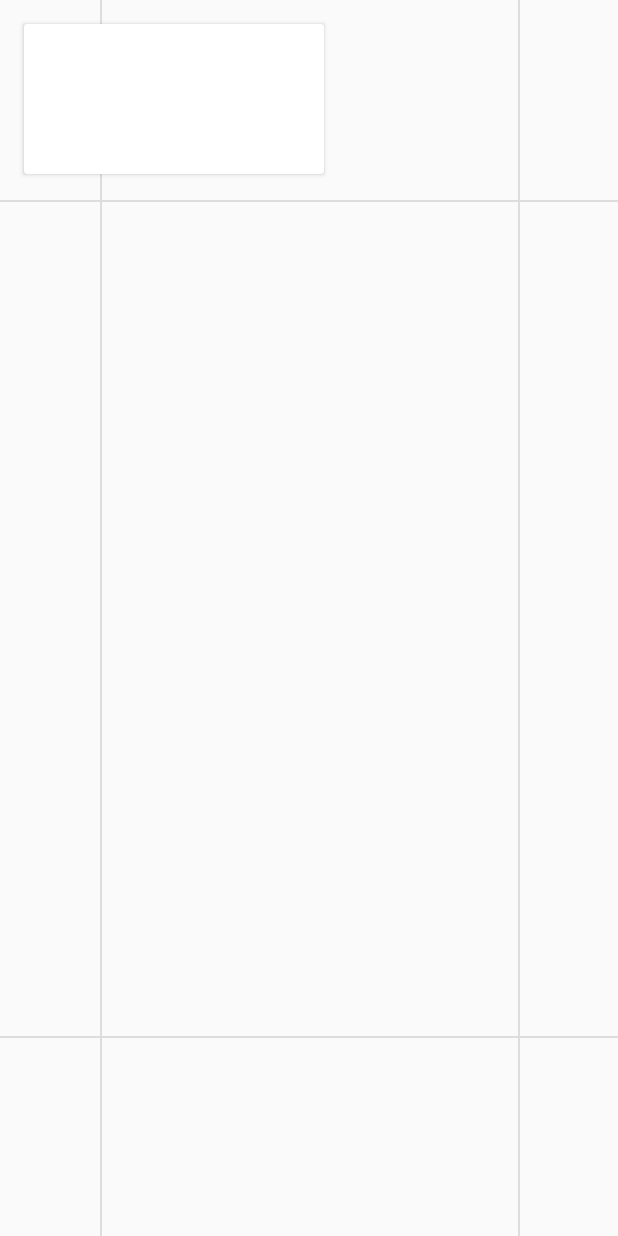
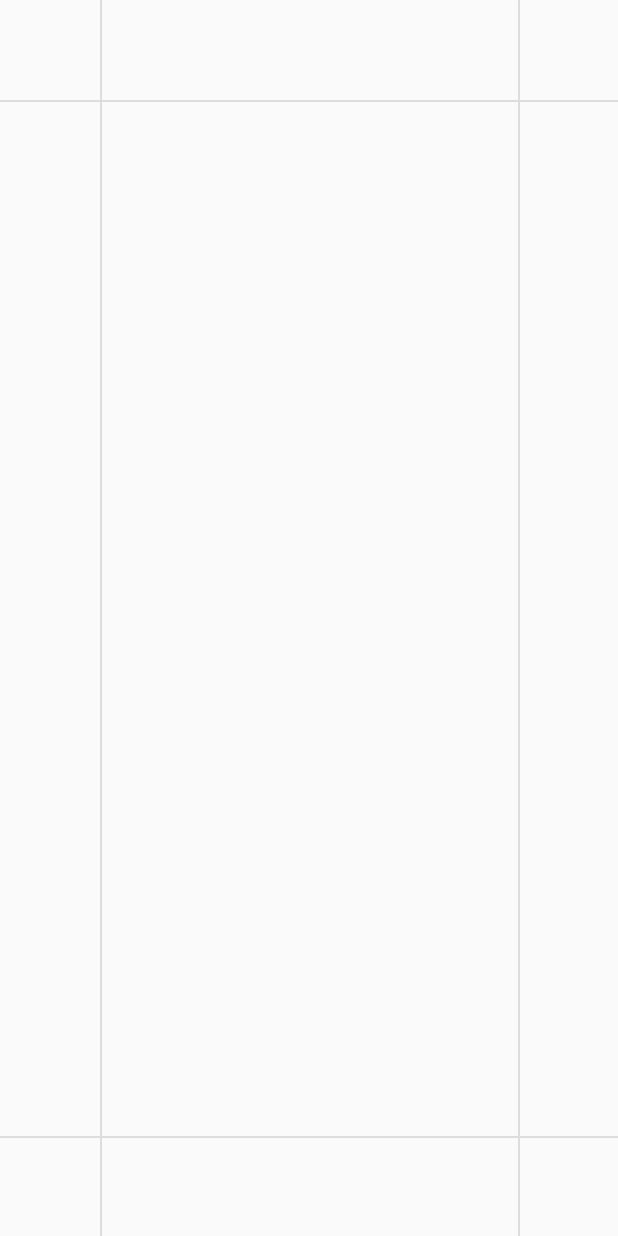
Before and after one commit to adk96r/Fluidic, an Android app: the screen it shows after launch (MainActivity), on a phone screen of 412 x 824 dp. Run offline under Robolectric (Android 15) with nearby library versions, the phone set to English and light mode, and no system bars.

Commit message:
Removed some bugs and designed a logo!

```diff
--- a/app/src/main/java/adk/fluidic/FluidicLayout.java
+++ b/app/src/main/java/adk/fluidic/FluidicElement.java
@@ -9,17 +9,21 @@ import android.support.animation.SpringForce;
 import android.util.AttributeSet;
 import android.view.MotionEvent;
 import android.view.VelocityTracker;
+import android.view.animation.OvershootInterpolator;
 import android.widget.RelativeLayout;
 
 /**
  * ADK started crafting this at EPOCH 1514051586.
  */
 
-public class FluidicLayout extends RelativeLayout {
+public class FluidicElement extends RelativeLayout {
 
     private static final int HORIZONTAL = 0;
     private static final int VERTICAL = 1;
-    private static final float FLING_FRICTION = 1.1f;
+    private static final float FLING_FRICTION = 0.3f;
+    private static final float SPRING_DAMPING_RATIO = SpringForce.DAMPING_RATIO_LOW_BOUNCY;
+    private static final float SPRING_STIFFNESS = SpringForce.STIFFNESS_LOW;
+
     private boolean fluidityX = true;
     private boolean fluidityY = true;
     private SpringForce forceX, forceY;
@@ -31,12 +35,12 @@ public class FluidicLayout extends RelativeLayout {
     private VelocityTracker mVelocityTracker;
     private float curX, curY, lastTouchX, lastTouchY;
 
-    public FluidicLayout(Context context) {
+    public FluidicElement(Context context) {
         super(context);
         initialiseFluidity(context);
     }
 
-    public FluidicLayout(Context context, AttributeSet attrs) {
+    public FluidicElement(Context context, AttributeSet attrs) {
         super(context, attrs);
         initialiseFluidity(context);
     }
@@ -52,15 +56,12 @@ public class FluidicLayout extends RelativeLayout {
         post(new Runnable() {
             @Override
             public void run() {
-                setBounds(0, 0,
-                        screenSize.x - getWidth(),
-                        screenSize.y - getHeight());
+                setBounds(0, 0, screenSize.x, screenSize.y);
                 setupFlings();
                 setupSprings();
             }
         });
     }
-
 
 
     private void setupFlings() {
@@ -101,8 +102,8 @@ public class FluidicLayout extends RelativeLayout {
 
     private void setupSprings() {
 
-        forceX = new SpringForce().setStiffness(SpringForce.STIFFNESS_MEDIUM)
-                .setDampingRatio(SpringForce.DAMPING_RATIO_MEDIUM_BOUNCY);
+        forceX = new SpringForce().setStiffness(SPRING_STIFFNESS)
+                .setDampingRatio(SPRING_DAMPING_RATIO);
 
         springX = new SpringAnimation(this, DynamicAnimation.X)
                 .setSpring(forceX);
@@ -156,12 +157,23 @@ public class FluidicLayout extends RelativeLayout {
                 mVelocityTracker.addMovement(event);
 
                 if (fluidityX) {
+
+                    if (flingX.isRunning()){
+                        flingX.cancel();
+                    }
+
                     dX = event.getRawX() - lastTouchX;
                     curX += dX;
                     setX(curX);
                     lastTouchX = event.getRawX();
                 }
+
                 if (fluidityY) {
+
+                    if (flingY.isRunning()) {
+                         flingY.cancel();
+                    }
+
                     dY = event.getRawY() - lastTouchY;
                     curY += dY;
                     setY(curY);
@@ -182,16 +194,26 @@ public class FluidicLayout extends RelativeLayout {
                     mVelocityTracker.computeCurrentVelocity(1000);
 
                     if (fluidityX) {
+
+                        if (flingY.isRunning()) {
+                            flingX.cancel();
+                        }
+
                         float vX = mVelocityTracker.getXVelocity();
                         flingX.setStartValue(curX)
-                                .setStartVelocity(vX)
+                                .setStartVelocity(2 * vX)
                                 .start();
                     }
 
                     if (fluidityY) {
+
+                        if (flingY.isRunning()) {
+                            flingY.cancel();
+                        }
+
                         float vY = mVelocityTracker.getYVelocity();
                         flingY.setStartValue(curY)
-                                .setStartVelocity(vY)
+                                .setStartVelocity(2 * vY)
                                 .start();
                     }
 
@@ -219,10 +241,24 @@ public class FluidicLayout extends RelativeLayout {
 
 
     void setBounds(float left, float top, float right, float bottom) {
+
         this.left = left;
         this.top = top;
-        this.right = right;
-        this.bottom = bottom;
+        this.right = right - getWidth();
+        this.bottom = bottom - getHeight();
+
+        animate()
+                .x(top)
+                .y(top)
+                .setDuration(350)
+                .setInterpolator(new OvershootInterpolator())
+                .start();
+
+        curX = top;
+        curY = left;
+
+        setupSprings();
+        setupFlings();
     }
 
     boolean withinBounds(float value, int mode) {
@@ -237,8 +273,10 @@ public class FluidicLayout extends RelativeLayout {
     }
 
     private void springBackIntoBounds(int mode) {
+
         switch (mode) {
             case HORIZONTAL: {
+                flingX.cancel();
                 springX.cancel();
                 forceX.setFinalPosition(curX < left ? left : right);
                 springX.setSpring(forceX)
@@ -246,6 +284,7 @@ public class FluidicLayout extends RelativeLayout {
                 break;
             }
             case VERTICAL: {
+                flingY.cancel();
                 springY.cancel();
                 forceY.setFinalPosition(curY < top ? top : bottom);
                 springY.setSpring(forceY)
--- a/app/src/main/java/adk/fluidic/MainActivity.java
+++ b/app/src/main/java/adk/fluidic/MainActivity.java
@@ -3,7 +3,6 @@ package adk.fluidic;
 import android.app.Activity;
 import android.graphics.Point;
 import android.os.Bundle;
-import android.support.v7.widget.CardView;
 import android.view.View;
 
 public class MainActivity extends Activity {
@@ -13,29 +12,47 @@ public class MainActivity extends Activity {
         super.onCreate(savedInstanceState);
         setContentView(R.layout.activity_main);
 
+        // Make the app fullscreen.
         getActionBar().hide();
 
+        // Get the screen size.
+        final Point screenSize = new Point();
+        getWindowManager().getDefaultDisplay().getSize(screenSize);
+
+        // Draw the margins for demo.
+        drawMargins(screenSize);
+
+        // Set the same margins to the fluidic layout.
+        final FluidicElement fluidicElement = findViewById(R.id.fluidic_layout);
+
+        // Make sure to set them only after the layout's been drawn.
+        fluidicElement.post(new Runnable() {
+            @Override
+            public void run() {
+                fluidicElement.setBounds(100, 100,
+                        screenSize.x - 100, screenSize.y - 100);
+            }
+        });
+
+    }
+
+    private void drawMargins(Point screenSize) {
+        // Set the margins
         View left = findViewById(R.id.left);
         View top = findViewById(R.id.top);
         View right = findViewById(R.id.right);
         View bottom = findViewById(R.id.bottom);
-        CardView card = findViewById(R.id.card);
-
-        Point p = new Point();
-        getWindowManager().getDefaultDisplay().getSize(p);
 
         left.setX(100);
         left.setY(0);
 
         top.setX(0);
-        top.setY(200);
+        top.setY(100);
 
-        right.setX(p.x - 100);
+        right.setX(screenSize.x - 100);
         right.setY(0);
 
         bottom.setX(0);
-        bottom.setY(p.y - 200);
-
-
+        bottom.setY(screenSize.y - 100);
     }
 }
--- a/app/src/main/res/layout/activity_main.xml
+++ b/app/src/main/res/layout/activity_main.xml
@@ -1,47 +1,68 @@
 <?xml version="1.0" encoding="utf-8"?>
 <RelativeLayout xmlns:android="http://schemas.android.com/apk/res/android"
-    xmlns:app="http://schemas.android.com/apk/res-auto"
     android:layout_width="match_parent"
     android:layout_height="match_parent">
 
 
+    <!-- The guides or the margins which show
+        where the card view is allowed to flow. -->
     <View
         android:id="@+id/top"
         android:layout_width="match_parent"
         android:layout_height="1dp"
-        android:background="@color/crimson" />
+        android:background="@color/margin_color" />
 
     <View
         android:id="@+id/left"
         android:layout_width="1dp"
         android:layout_height="match_parent"
-        android:background="@color/crimson" />
+        android:background="@color/margin_color" />
 
     <View
         android:id="@+id/bottom"
         android:layout_width="match_parent"
         android:layout_height="1dp"
-        android:background="@color/crimson" />
+        android:background="@color/margin_color" />
 
     <View
         android:id="@+id/right"
         android:layout_width="1dp"
         android:layout_height="match_parent"
-        android:background="@color/crimson" />
+        android:background="@color/margin_color" />
 
-    <adk.fluidic.FluidicLayout
+    <!-- Any element wrapped using FluidicLayout becomes
+        free ! Go ahead and try removing the comment from
+        the second fluidic layout element, and run the app. -->
+    <adk.fluidic.FluidicElement
+        android:id="@+id/fluidic_layout"
+        android:layout_width="wrap_content"
+        android:layout_height="wrap_content">
+
+        <!--
+        <android.support.v7.widget.CardView
+            android:layout_width="200dp"
+            android:layout_height="100dp"
+            android:layout_margin="16dp"
+            app:cardBackgroundColor="@color/cerulean_blue">
+
+
+        </android.support.v7.widget.CardView>-->
+
+    </adk.fluidic.FluidicElement>
+
+    <!--
+    <adk.fluidic.FluidicElement
         android:layout_width="wrap_content"
         android:layout_height="wrap_content">
 
         <android.support.v7.widget.CardView
-            android:id="@+id/card"
             android:layout_margin="16dp"
-            android:layout_width="200dp"
+            android:layout_width="100dp"
             android:layout_height="100dp"
-            app:cardBackgroundColor="#fff">
+            app:cardBackgroundColor="@color/crimson">
 
         </android.support.v7.widget.CardView>
 
-    </adk.fluidic.FluidicLayout>
+    </adk.fluidic.FluidicElement> -->
 
 </RelativeLayout>
--- a/app/src/main/res/values/colors.xml
+++ b/app/src/main/res/values/colors.xml
@@ -4,5 +4,7 @@
     <color name="colorPrimaryDark">#303F9F</color>
     <color name="colorAccent">#FF4081</color>
     <color name="green">#fdfa</color>
-    <color name="crimson">#DDD</color>
+    <color name="crimson">#DC143C</color>
+    <color name="cerulean_blue">#007BA7</color>
+    <color name="margin_color">#ddd</color>
 </resources>
```
Also changed, not shown: 1 other file.
